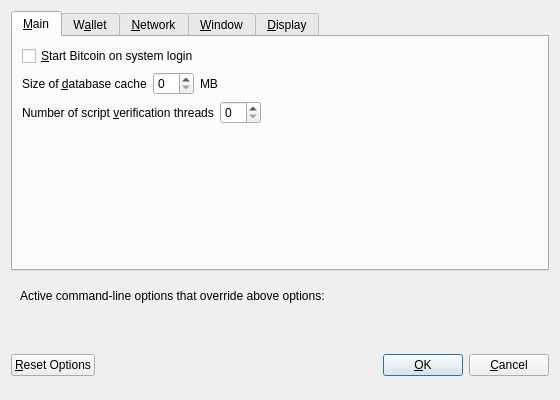
dobbscoin/dobbscoin-source, file src/qt/forms/optionsdialog.ui: the form before one commit.
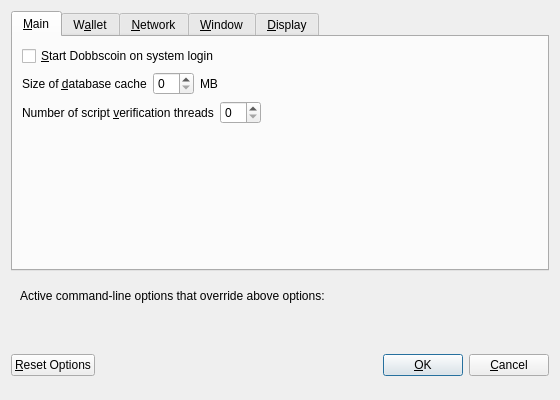
The form after the commit. Custom widgets are drawn as their Qt base class.

Commit message: Bitcoin -> Dobbscoin rename

The edit to the form file:
```diff
--- a/src/qt/forms/optionsdialog.ui
+++ b/src/qt/forms/optionsdialog.ui
@@ -33,7 +33,7 @@
           <string>Automatically start Bitcoin after logging in to the system.</string>
          </property>
          <property name="text">
-          <string>&amp;Start Bitcoin on system login</string>
+          <string>&amp;Start Dobbscoin on system login</string>
          </property>
         </widget>
        </item>
```
Left out of the diff: 8 changed lines with no effect on the pictures. The commit also changes 520 other files.
